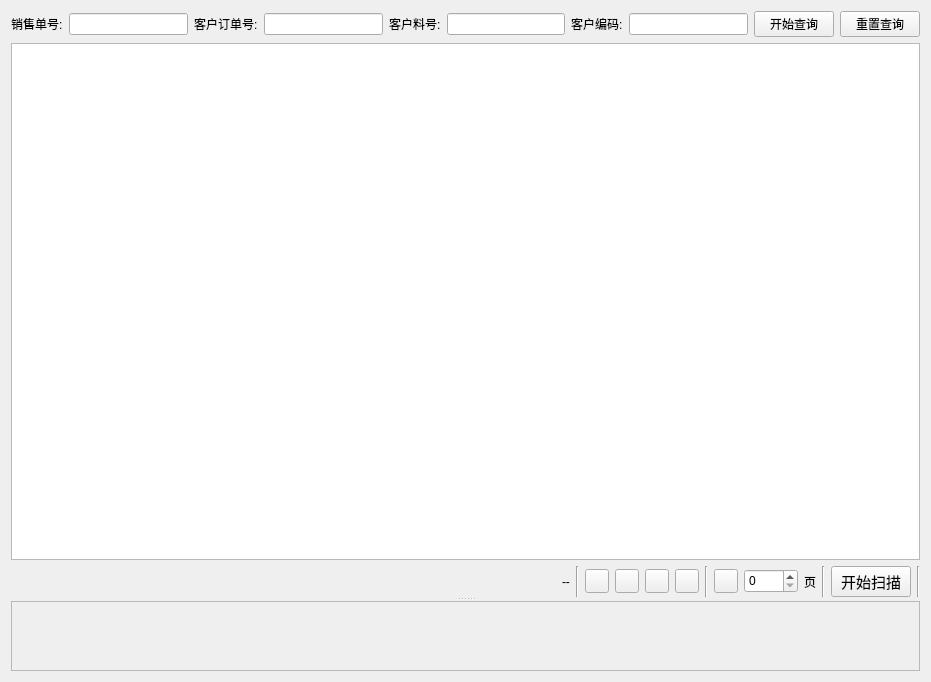
The window that ui/task_frame.ui (izerui/scanrun) describes before a commit, drawn with Qt 5.
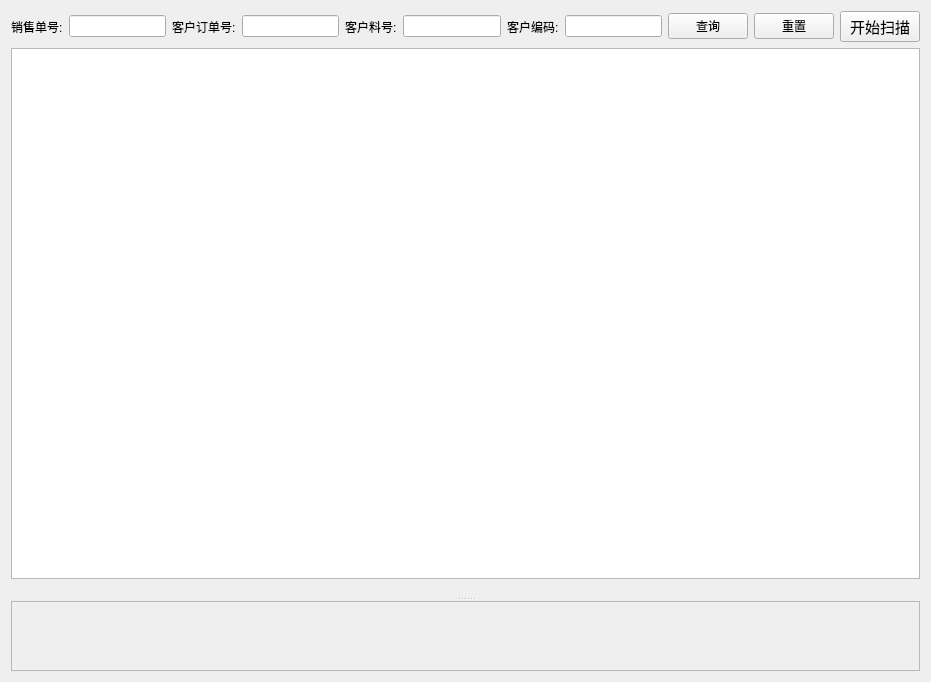
The same window after the commit. Icons and pictures are not drawn. Custom widgets are drawn as their Qt base class.

Patch:
```diff
--- a/ui/task_frame.ui
+++ b/ui/task_frame.ui
@@ -35,6 +35,19 @@
       <layout class="QVBoxLayout" name="verticalLayout">
        <item>
         <layout class="QGridLayout" name="searchLayout">
+         <item row="0" column="3">
+          <widget class="QLineEdit" name="CUSTOMER_ORDER_DOC_NO">
+           <property name="minimumSize">
+            <size>
+             <width>0</width>
+             <height>0</height>
+            </size>
+           </property>
+           <property name="focusPolicy">
+            <enum>Qt::ClickFocus</enum>
+           </property>
+          </widget>
+         </item>
          <item row="0" column="8" alignment="Qt::AlignLeft">
           <widget class="QPushButton" name="pushButton">
            <property name="cursor">
@@ -44,7 +57,7 @@
             <enum>Qt::ClickFocus</enum>
            </property>
            <property name="text">
-            <string>开始查询</string>
+            <string>查询</string>
            </property>
            <property name="icon">
             <iconset>
@@ -53,6 +66,53 @@
            </property>
           </widget>
          </item>
+         <item row="0" column="1">
+          <widget class="QLineEdit" name="ORDER_DOC_NO">
+           <property name="minimumSize">
+            <size>
+             <width>0</width>
+             <height>0</height>
+            </size>
+           </property>
+           <property name="focusPolicy">
+            <enum>Qt::ClickFocus</enum>
+           </property>
+          </widget>
+         </item>
+         <item row="0" column="6" alignment="Qt::AlignRight">
+          <widget class="QLabel" name="label_04">
+           <property name="maximumSize">
+            <size>
+             <width>120</width>
+             <height>16777215</height>
+            </size>
+           </property>
+           <property name="layoutDirection">
+            <enum>Qt::LeftToRight</enum>
+           </property>
+           <property name="text">
+            <string>客户编码:</string>
+           </property>
+          </widget>
+         </item>
+         <item row="0" column="9">
+          <widget class="QPushButton" name="pushButton_2">
+           <property name="cursor">
+            <cursorShape>PointingHandCursor</cursorShape>
+           </property>
+           <property name="focusPolicy">
+            <enum>Qt::ClickFocus</enum>
+           </property>
+           <property name="text">
+            <string>重置</string>
+           </property>
+           <property name="icon">
+            <iconset>
+             <normalon>:/logo/pic/reset.png</normalon>
+            </iconset>
+           </property>
+          </widget>
+         </item>
          <item row="0" column="4" alignment="Qt::AlignRight">
           <widget class="QLabel" name="label_03">
            <property name="maximumSize">
@@ -69,35 +129,6 @@
            </property>
           </widget>
          </item>
-         <item row="0" column="5">
-          <widget class="QLineEdit" name="CUSTOMER_MATERIAL">
-           <property name="minimumSize">
-            <size>
-             <width>0</width>
-             <height>0</height>
-            </size>
-           </property>
-           <property name="focusPolicy">
-            <enum>Qt::ClickFocus</enum>
-           </property>
-          </widget>
-         </item>
-         <item row="0" column="2" alignment="Qt::AlignRight">
-          <widget class="QLabel" name="label_02">
-           <property name="maximumSize">
-            <size>
-             <width>120</width>
-             <height>16777215</height>
-            </size>
-           </property>
-           <property name="layoutDirection">
-            <enum>Qt::LeftToRight</enum>
-           </property>
-           <property name="text">
-            <string>客户订单号:</string>
-           </property>
-          </widget>
-         </item>
          <item row="0" column="7">
           <widget class="QLineEdit" name="CUSTOMER_SERIAL">
            <property name="minimumSize">
@@ -111,22 +142,6 @@
            </property>
           </widget>
          </item>
-         <item row="0" column="6" alignment="Qt::AlignRight">
-          <widget class="QLabel" name="label_04">
-           <property name="maximumSize">
-            <size>
-             <width>120</width>
-             <height>16777215</height>
-            </size>
-           </property>
-           <property name="layoutDirection">
-            <enum>Qt::LeftToRight</enum>
-           </property>
-           <property name="text">
-            <string>客户编码:</string>
-           </property>
-          </widget>
-         </item>
          <item row="0" column="0" alignment="Qt::AlignRight">
           <widget class="QLabel" name="label_01">
            <property name="maximumSize">
@@ -143,8 +158,8 @@
            </property>
           </widget>
          </item>
-         <item row="0" column="1">
-          <widget class="QLineEdit" name="ORDER_DOC_NO">
+         <item row="0" column="5">
+          <widget class="QLineEdit" name="CUSTOMER_MATERIAL">
            <property name="minimumSize">
             <size>
              <width>0</width>
@@ -156,35 +171,58 @@
            </property>
           </widget>
          </item>
-         <item row="0" column="3">
-          <widget class="QLineEdit" name="CUSTOMER_ORDER_DOC_NO">
-           <property name="minimumSize">
+         <item row="0" column="2" alignment="Qt::AlignRight">
+          <widget class="QLabel" name="label_02">
+           <property name="maximumSize">
             <size>
-             <width>0</width>
-             <height>0</height>
+             <width>120</width>
+             <height>16777215</height>
             </size>
            </property>
-           <property name="focusPolicy">
-            <enum>Qt::ClickFocus</enum>
+           <property name="layoutDirection">
+            <enum>Qt::LeftToRight</enum>
            </property>
+           <property name="text">
+            <string>客户订单号:</string>
+           </property>
           </widget>
          </item>
-         <item row="0" column="9">
-          <widget class="QPushButton" name="pushButton_2">
+         <item row="0" column="10">
+          <widget class="QPushButton" name="pushButton_12">
+           <property name="maximumSize">
+            <size>
+             <width>16777215</width>
+             <height>16777215</height>
+            </size>
+           </property>
+           <property name="font">
+            <font>
+             <pointsize>11</pointsize>
+            </font>
+           </property>
            <property name="cursor">
             <cursorShape>PointingHandCursor</cursorShape>
            </property>
            <property name="focusPolicy">
             <enum>Qt::ClickFocus</enum>
            </property>
+           <property name="toolTip">
+            <string>请选择一条记录并开始扫描</string>
+           </property>
            <property name="text">
-            <string>重置查询</string>
+            <string>开始扫描</string>
            </property>
            <property name="icon">
             <iconset>
-             <normalon>:/logo/pic/reset.png</normalon>
+             <normalon>:/logo/pic/scanIco.png</normalon>
             </iconset>
            </property>
+           <property name="iconSize">
+            <size>
+             <width>16</width>
+             <height>16</height>
+            </size>
+           </property>
           </widget>
          </item>
         </layout>
@@ -209,313 +247,13 @@
         </widget>
        </item>
        <item>
-        <widget class="QWidget" name="widget_2" native="true">
+        <widget class="PagingWidget" name="paging" native="true">
          <property name="minimumSize">
           <size>
            <width>0</width>
-           <height>0</height>
+           <height>12</height>
           </size>
          </property>
-         <layout class="QHBoxLayout" name="horizontalLayout_2">
-          <property name="leftMargin">
-           <number>0</number>
-          </property>
-          <property name="topMargin">
-           <number>0</number>
-          </property>
-          <property name="rightMargin">
-           <number>0</number>
-          </property>
-          <property name="bottomMargin">
-           <number>0</number>
-          </property>
-          <item>
-           <spacer name="horizontalSpacer_2">
-            <property name="orientation">
-             <enum>Qt::Horizontal</enum>
-            </property>
-            <property name="sizeHint" stdset="0">
-             <size>
-              <width>40</width>
-              <height>20</height>
-             </size>
-            </property>
-           </spacer>
-          </item>
-          <item>
-           <widget class="QLabel" name="label_2">
-            <property name="text">
-             <string>--</string>
-            </property>
-           </widget>
-          </item>
-          <item>
-           <widget class="Line" name="line_6">
-            <property name="orientation">
-             <enum>Qt::Vertical</enum>
-            </property>
-           </widget>
-          </item>
-          <item>
-           <widget class="QToolButton" name="toolButton_7">
-            <property name="minimumSize">
-             <size>
-              <width>24</width>
-              <height>24</height>
-             </size>
-            </property>
-            <property name="maximumSize">
-             <size>
-              <width>24</width>
-              <height>24</height>
-             </size>
-            </property>
-            <property name="cursor">
-             <cursorShape>PointingHandCursor</cursorShape>
-            </property>
-            <property name="focusPolicy">
-             <enum>Qt::ClickFocus</enum>
-            </property>
-            <property name="toolTip">
-             <string>首页</string>
-            </property>
-            <property name="text">
-             <string/>
-            </property>
-            <property name="icon">
-             <iconset>
-              <normalon>:/logo/pic/first.png</normalon>
-             </iconset>
-            </property>
-           </widget>
-          </item>
-          <item>
-           <widget class="QToolButton" name="toolButton_8">
-            <property name="minimumSize">
-             <size>
-              <width>0</width>
-              <height>24</height>
-             </size>
-            </property>
-            <property name="maximumSize">
-             <size>
-              <width>24</width>
-              <height>24</height>
-             </size>
-            </property>
-            <property name="cursor">
-             <cursorShape>PointingHandCursor</cursorShape>
-            </property>
-            <property name="focusPolicy">
-             <enum>Qt::ClickFocus</enum>
-            </property>
-            <property name="toolTip">
-             <string>上一页</string>
-            </property>
-            <property name="text">
-             <string/>
-            </property>
-            <property name="icon">
-             <iconset>
-              <normalon>:/logo/pic/pre.png</normalon>
-             </iconset>
-            </property>
-           </widget>
-          </item>
-          <item>
-           <widget class="QToolButton" name="toolButton_9">
-            <property name="minimumSize">
-             <size>
-              <width>0</width>
-              <height>24</height>
-             </size>
-            </property>
-            <property name="maximumSize">
-             <size>
-              <width>24</width>
-              <height>24</height>
-             </size>
-            </property>
-            <property name="cursor">
-             <cursorShape>PointingHandCursor</cursorShape>
-            </property>
-            <property name="focusPolicy">
-             <enum>Qt::ClickFocus</enum>
-            </property>
-            <property name="toolTip">
-             <string>下一页</string>
-            </property>
-            <property name="text">
-             <string/>
-            </property>
-            <property name="icon">
-             <iconset>
-              <normalon>:/logo/pic/next.png</normalon>
-             </iconset>
-            </property>
-           </widget>
-          </item>
-          <item>
-           <widget class="QToolButton" name="toolButton_10">
-            <property name="minimumSize">
-             <size>
-              <width>0</width>
-              <height>24</height>
-             </size>
-            </property>
-            <property name="maximumSize">
-             <size>
-              <width>24</width>
-              <height>24</height>
-             </size>
-            </property>
-            <property name="cursor">
-             <cursorShape>PointingHandCursor</cursorShape>
-            </property>
-            <property name="focusPolicy">
-             <enum>Qt::ClickFocus</enum>
-            </property>
-            <property name="toolTip">
-             <string>末页</string>
-            </property>
-            <property name="text">
-             <string/>
-            </property>
-            <property name="icon">
-             <iconset>
-              <normalon>:/logo/pic/end.png</normalon>
-             </iconset>
-            </property>
-           </widget>
-          </item>
-          <item>
-           <widget class="Line" name="line_5">
-            <property name="orientation">
-             <enum>Qt::Vertical</enum>
-            </property>
-           </widget>
-          </item>
-          <item>
-           <widget class="QToolButton" name="toolButton_11">
-            <property name="minimumSize">
-             <size>
-              <width>0</width>
-              <height>24</height>
-             </size>
-            </property>
-            <property name="maximumSize">
-             <size>
-              <width>24</width>
-              <height>24</height>
-             </size>
-            </property>
-            <property name="cursor">
-             <cursorShape>PointingHandCursor</cursorShape>
-            </property>
-            <property name="focusPolicy">
-             <enum>Qt::ClickFocus</enum>
-            </property>
-            <property name="toolTip">
-             <string>跳转到</string>
-            </property>
-            <property name="text">
-             <string/>
-            </property>
-            <property name="icon">
-             <iconset>
-              <normalon>:/logo/pic/jump.png</normalon>
-             </iconset>
-            </property>
-           </widget>
-          </item>
-          <item>
-           <widget class="QSpinBox" name="pageEdit">
-            <property name="minimumSize">
-             <size>
-              <width>0</width>
-              <height>24</height>
-             </size>
-            </property>
-            <property name="maximumSize">
-             <size>
-              <width>16777215</width>
-              <height>24</height>
-             </size>
-            </property>
-            <property name="focusPolicy">
-             <enum>Qt::ClickFocus</enum>
-            </property>
-            <property name="maximum">
-             <number>9999</number>
-            </property>
-            <property name="stepType">
-             <enum>QAbstractSpinBox::AdaptiveDecimalStepType</enum>
-            </property>
-            <property name="displayIntegerBase">
-             <number>10</number>
-            </property>
-           </widget>
-          </item>
-          <item>
-           <widget class="QLabel" name="label">
-            <property name="text">
-             <string>页</string>
-            </property>
-           </widget>
-          </item>
-          <item>
-           <widget class="Line" name="line_7">
-            <property name="orientation">
-             <enum>Qt::Vertical</enum>
-            </property>
-           </widget>
-          </item>
-          <item>
-           <widget class="QPushButton" name="pushButton_12">
-            <property name="maximumSize">
-             <size>
-              <width>100</width>
-              <height>32</height>
-             </size>
-            </property>
-            <property name="font">
-             <font>
-              <pointsize>11</pointsize>
-             </font>
-            </property>
-            <property name="cursor">
-             <cursorShape>PointingHandCursor</cursorShape>
-            </property>
-            <property name="focusPolicy">
-             <enum>Qt::ClickFocus</enum>
-            </property>
-            <property name="toolTip">
-             <string>请选择一条记录并开始扫描</string>
-            </property>
-            <property name="text">
-             <string>开始扫描</string>
-            </property>
-            <property name="icon">
-             <iconset>
-              <normalon>:/logo/pic/scanIco.png</normalon>
-             </iconset>
-            </property>
-            <property name="iconSize">
-             <size>
-              <width>16</width>
-              <height>16</height>
-             </size>
-            </property>
-           </widget>
-          </item>
-          <item>
-           <widget class="Line" name="line_8">
-            <property name="orientation">
-             <enum>Qt::Vertical</enum>
-            </property>
-           </widget>
-          </item>
-         </layout>
         </widget>
        </item>
       </layout>
@@ -572,6 +310,14 @@
    </item>
   </layout>
  </widget>
+ <customwidgets>
+  <customwidget>
+   <class>PagingWidget</class>
+   <extends>QWidget</extends>
+   <header location="global">controller.component</header>
+   <container>1</container>
+  </customwidget>
+ </customwidgets>
  <tabstops>
   <tabstop>tableView</tabstop>
  </tabstops>
```
Left out of the diff: 144 changed lines with no effect on the pictures.
